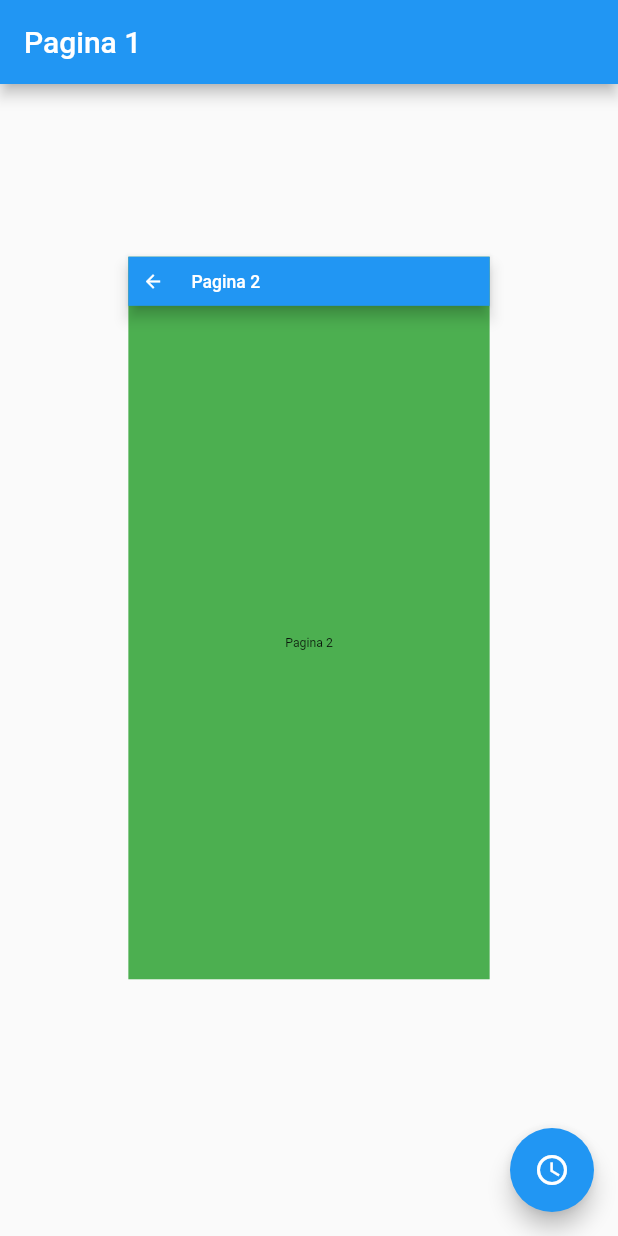
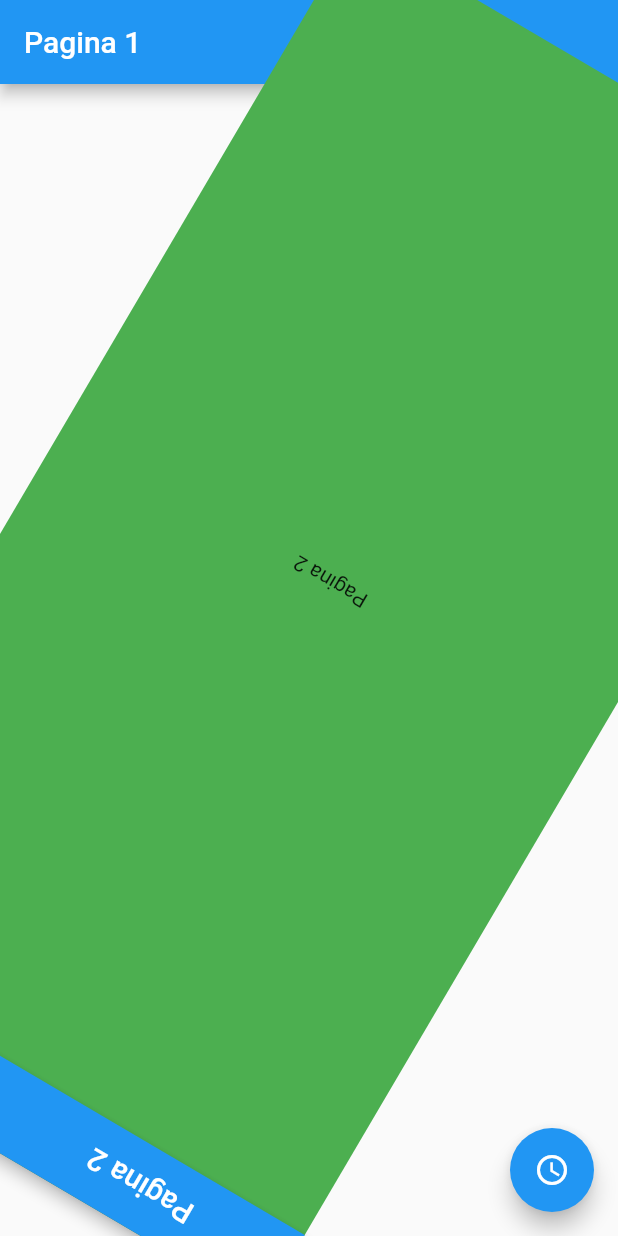
Before and after one commit to guillermoherrera/transicion_app, a Flutter app: the screen it shows after launch, after a tap on the "access time" icon, on a phone screen of 412 x 824 dp. Run offline on Flutter 3.47's test engine with Material 2 defaults, Android fonts, the phone set to English and light mode, and no system bars.

```diff
--- a/lib/pages/pagina1_page.dart
+++ b/lib/pages/pagina1_page.dart
@@ -35,9 +35,14 @@ class Pagina1Page extends StatelessWidget {
         //  child: child,
         //);
 
-        return ScaleTransition(
+        //return ScaleTransition(
+        //  child: child,
+        //  scale:  Tween<double>(begin: 0.0, end: 1.0).animate(curveAnimation)
+        //);
+
+        return RotationTransition(
           child: child,
-          scale:  Tween<double>(begin: 0.0, end: 1.0).animate(curveAnimation)
+          turns: Tween<double>(begin: 0.0, end: 1.0).animate(curveAnimation)
         );
       }
     );
```
